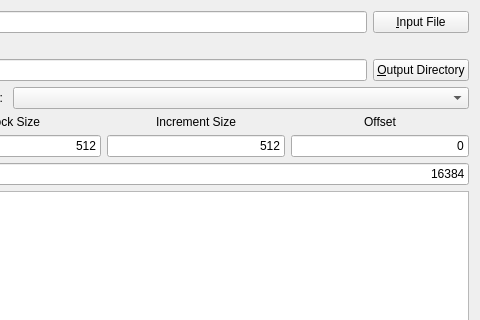
rpoisel/mmc, file gui/file_carving_ui.ui: the form before one commit; both pictures show x 88 to 568 and y 0 to 320 of the 568 by 468 pixel window.
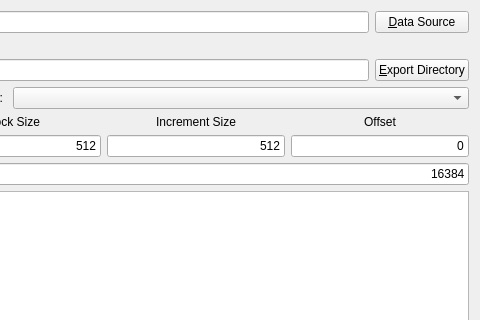
The form after the commit.

Commit message: label names improved

Patch:
```diff
--- a/gui/file_carving_ui.ui
+++ b/gui/file_carving_ui.ui
@@ -26,14 +26,14 @@
      <item row="0" column="1">
       <widget class="QPushButton" name="inputFileButton">
        <property name="text">
-        <string>&amp;Input File</string>
+        <string>&amp;Data Source</string>
        </property>
       </widget>
      </item>
      <item row="2" column="1">
       <widget class="QPushButton" name="outputDirButton">
        <property name="text">
-        <string>&amp;Output Directory</string>
+        <string>&amp;Export Directory</string>
        </property>
       </widget>
      </item>
```
The commit also changes 1 other file.
